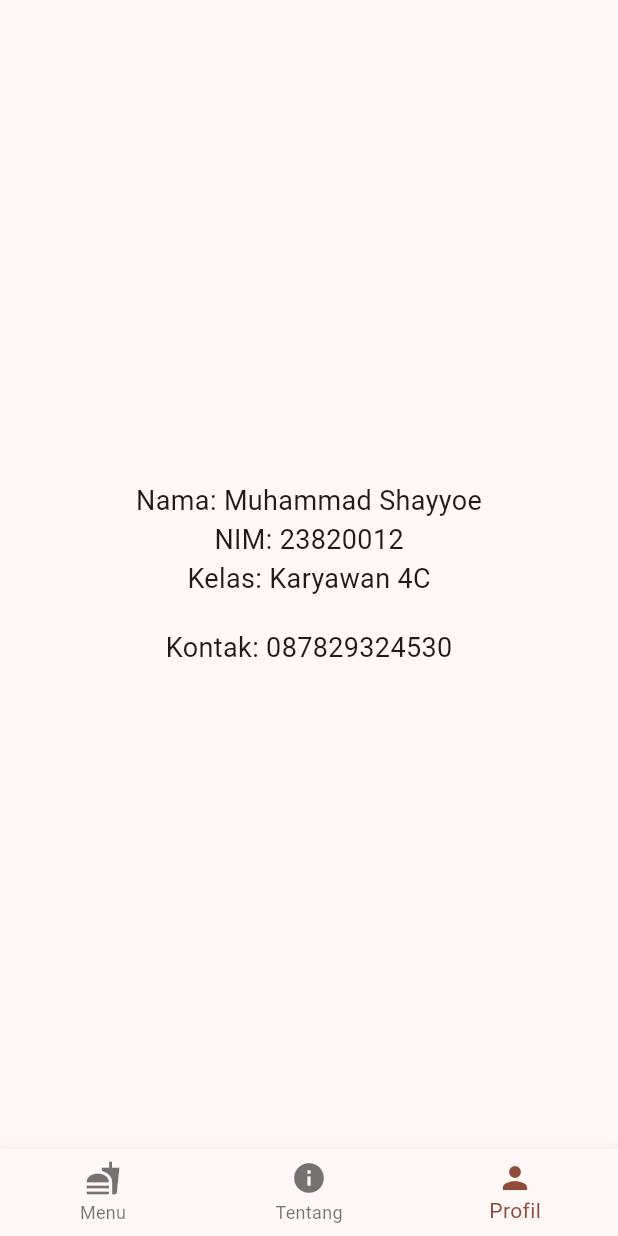
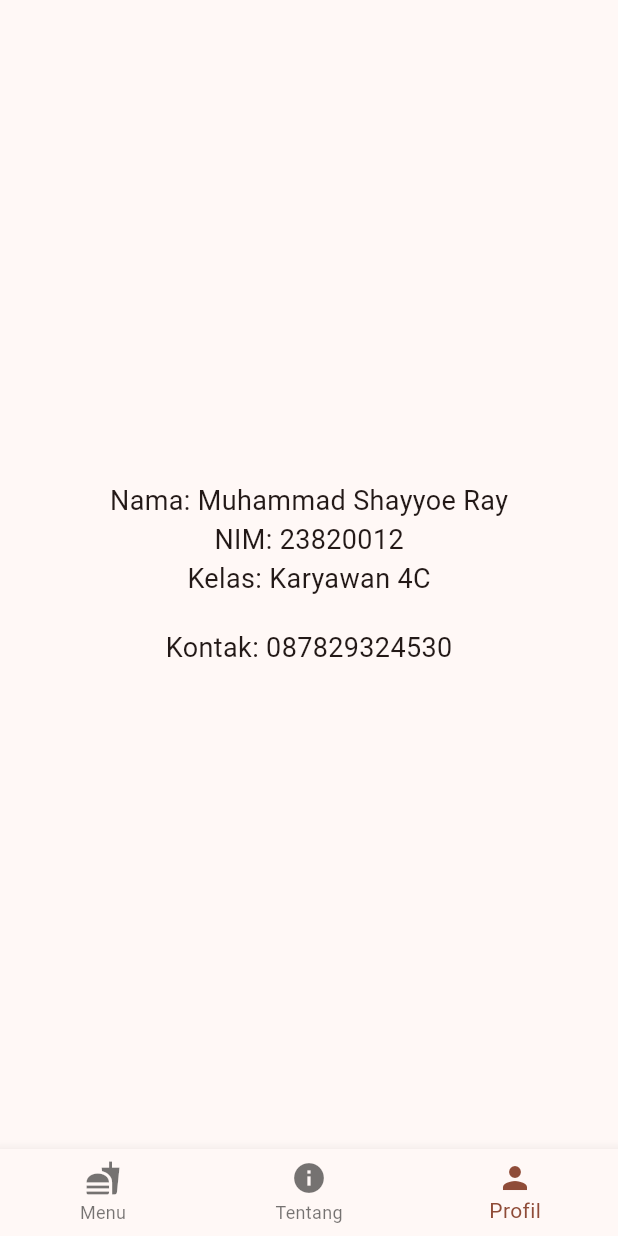
Before and after one commit to JeJes-7/belajar-mobil-programming, a Flutter app: the screen it shows after launch, item 3 of the bottom bar chosen, on a phone screen of 412 x 824 dp. Run offline on Flutter 3.47's test engine with Material 3 defaults, Android fonts, the phone set to English and light mode, and no system bars; network calls fail.

Commit message:
Update profile_screen.dart

```diff
--- a/flutter_application_1/lib/screens/profile_screen.dart
+++ b/flutter_application_1/lib/screens/profile_screen.dart
@@ -14,7 +14,7 @@ class ProfileScreen extends StatelessWidget {
               mainAxisAlignment: MainAxisAlignment.center,
               children: [
                 Text(
-                  'Nama: Muhammad Shayyoe',
+                  'Nama: Muhammad Shayyoe Ray',
                   style: TextStyle(fontSize: 18),
                 ),
                 Text('NIM: 23820012', style: TextStyle(fontSize: 18)),
```
